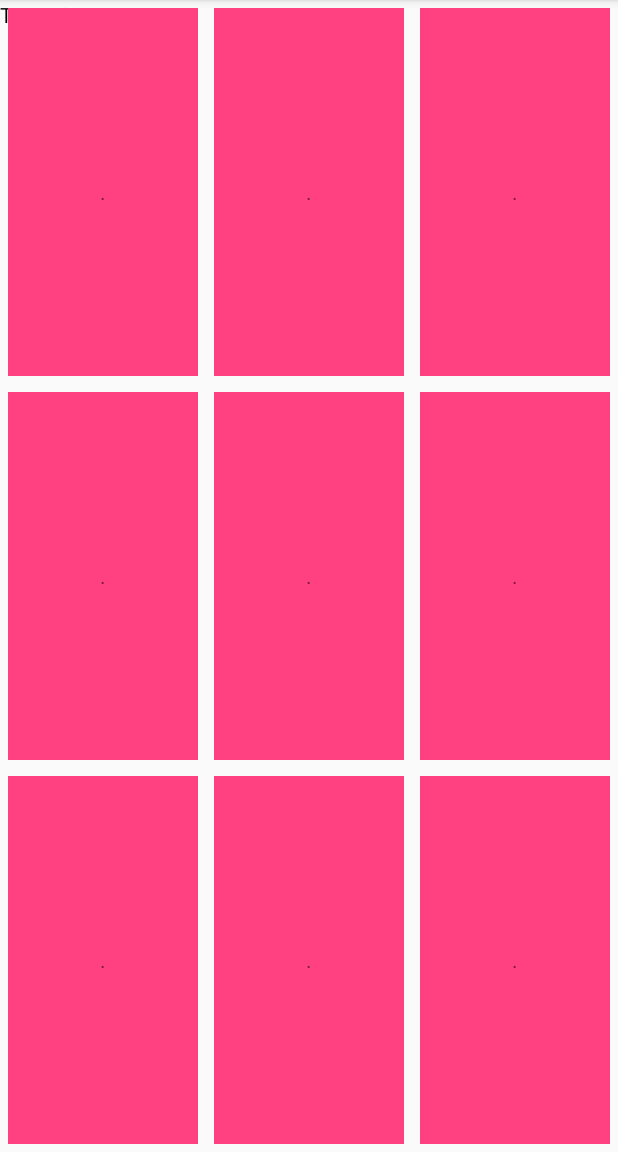
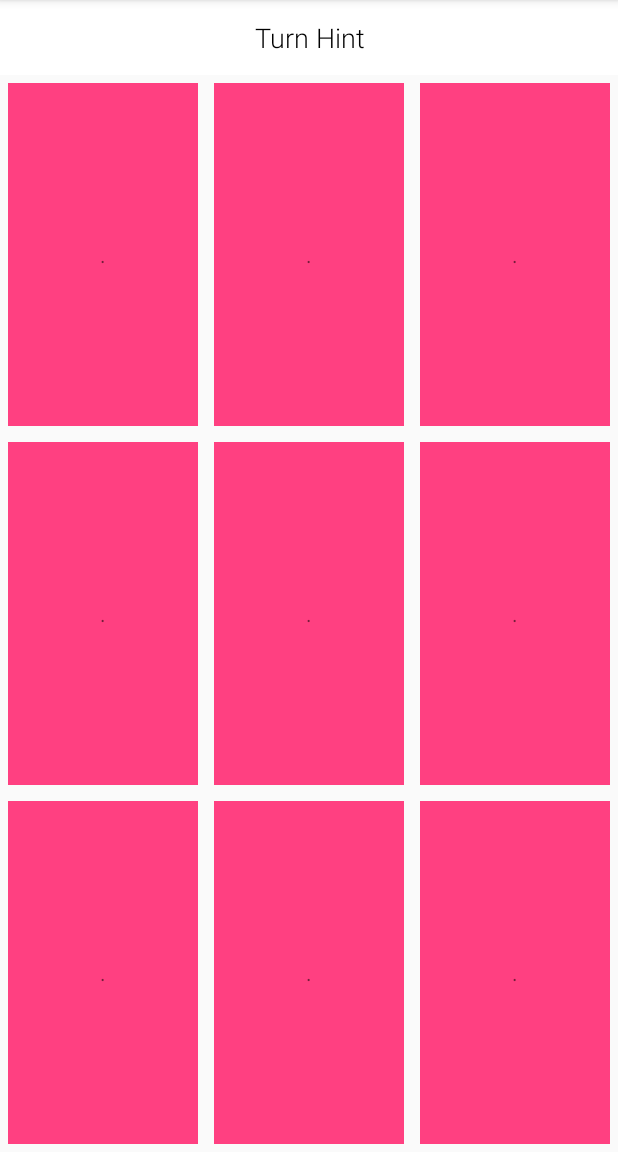
Before and after one commit to SeloSlav/tic-tac-toe, an Android app: the screen it shows after launch (MainActivity), on a phone screen of 412 x 824 dp, the part 84-1236 px from its top. Run offline under Robolectric (Android 15) with nearby library versions, the phone set to English and light mode, and no system bars.

```diff
--- a/app/src/main/java/com/martinerlic/tic_tac_toe/activity/MainActivity.java
+++ b/app/src/main/java/com/martinerlic/tic_tac_toe/activity/MainActivity.java
@@ -4,13 +4,11 @@ import android.os.Bundle;
 import android.support.v7.app.AppCompatActivity;
 import android.support.v7.widget.GridLayoutManager;
 import android.support.v7.widget.RecyclerView;
-import android.util.Log;
 import android.view.View;
 import android.widget.Toast;
 
 import com.martinerlic.tic_tac_toe.R;
 import com.martinerlic.tic_tac_toe.adapter.GridRecyclerAdapter;
-import com.martinerlic.tic_tac_toe.model.Player;
 
 /**
  * Created by mnxe on 5/15/2017.
@@ -40,16 +38,19 @@ public class MainActivity extends AppCompatActivity implements GridRecyclerAdapt
         adapter.setClickListener(this);
         recyclerView.setAdapter(adapter);
 
-        initPlayers();
+        Player player1 = new Player().invoke();
+        Player player2 = new Player().invoke();
+
+        /* Give initial turn to Player 1 */
+        player1.getPlayer1().setTurn(true);
+
+        gameLoop(player1, player2);
     }
 
 
-    private void initPlayers() {
-        Player player1 = new Player("X", true, 0, false); // textValue, turn?, score, previousWinner?
-        Player player2 = new Player("O", false, 0, false);
-
-        Toast.makeText(getApplicationContext(), "Player 1 is " + player1.getTextValue(), Toast.LENGTH_LONG).show();
-        Toast.makeText(getApplicationContext(), "Player 2 is " + player2.getTextValue(), Toast.LENGTH_LONG).show();
+    private void gameLoop(Player player1, Player player2) {
+        Toast.makeText(getApplicationContext(), "Player 1 is " + player1.getPlayer1().getTextValue(), Toast.LENGTH_LONG).show();
+        Toast.makeText(getApplicationContext(), "Player 2 is " + player2.getPlayer2().getTextValue(), Toast.LENGTH_LONG).show();
     }
 
 
@@ -71,4 +72,23 @@ public class MainActivity extends AppCompatActivity implements GridRecyclerAdapt
     }
 
 
+    private class Player {
+        private com.martinerlic.tic_tac_toe.model.Player player1;
+        private com.martinerlic.tic_tac_toe.model.Player player2;
+
+        com.martinerlic.tic_tac_toe.model.Player getPlayer1() {
+            return player1;
+        }
+
+        com.martinerlic.tic_tac_toe.model.Player getPlayer2() {
+            return player2;
+        }
+
+        Player invoke() {
+            player1 = new com.martinerlic.tic_tac_toe.model.Player("X", true, 0, false);
+            player2 = new com.martinerlic.tic_tac_toe.model.Player("O", false, 0, false);
+
+            return this;
+        }
+    }
 }
--- a/app/src/main/res/layout/main_activity.xml
+++ b/app/src/main/res/layout/main_activity.xml
@@ -4,15 +4,23 @@
     android:layout_height="match_parent">
 
     <TextView
+        android:id="@+id/playerHint"
         android:layout_width="match_parent"
-        android:layout_height="match_parent"
+        android:layout_height="@dimen/player_hint_topMargin"
+        android:height="@dimen/player_hint_topMargin"
+        android:background="@color/white"
+        android:fontFamily="sans-serif-light"
+        android:gravity="center_vertical"
         android:text="@string/turn_hint"
-        android:textColor="@color/stroke" />
+        android:textAlignment="center"
+        android:textColor="@color/stroke"
+        android:textSize="@dimen/player_hint_title" />
 
     <android.support.v7.widget.RecyclerView
         android:id="@+id/recyclerView"
         android:layout_width="match_parent"
         android:layout_height="match_parent"
+        android:layout_below="@+id/playerHint"
         android:orientation="horizontal" />
 
 </RelativeLayout>
--- a/app/src/main/res/values/colors.xml
+++ b/app/src/main/res/values/colors.xml
@@ -4,4 +4,5 @@
     <color name="colorPrimaryDark">#303F9F</color>
     <color name="colorAccent">#FF4081</color>
     <color name="stroke">#000000</color>
+    <color name="white">#FFFFFF</color>
 </resources>
--- /dev/null
+++ b/app/src/main/res/values/dimen.xml
@@ -0,0 +1,5 @@
+<?xml version="1.0" encoding="utf-8"?>
+<resources>
+    <dimen name="player_hint_topMargin">50dp</dimen>
+    <dimen name="player_hint_title">18sp</dimen>
+</resources>
```
